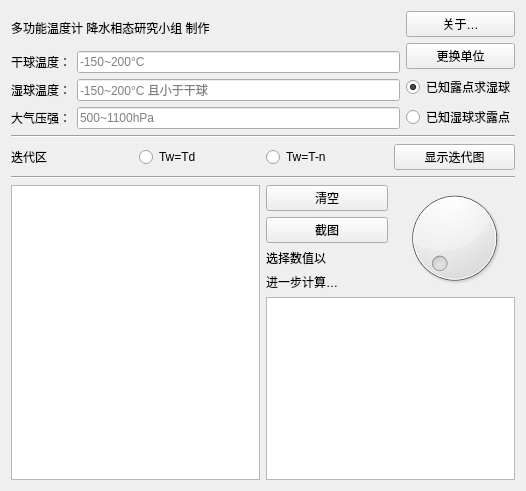
Before: the Qt Designer form calculator.ui in x1shang/Wetbulb-Calculator, drawn with Qt 5.
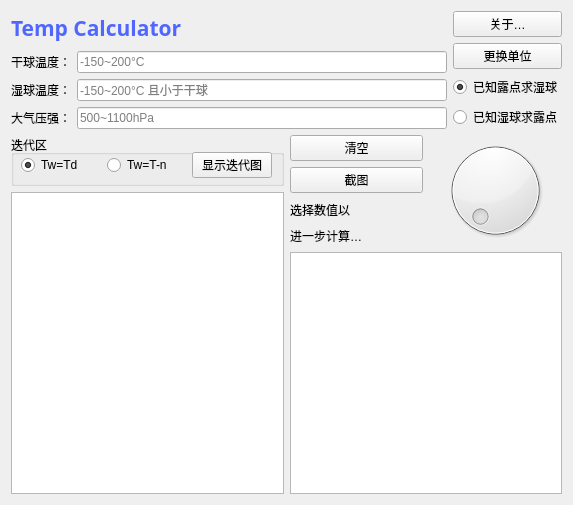
After: the same form once the commit is applied.

```diff
--- a/calculator.ui
+++ b/calculator.ui
@@ -6,8 +6,8 @@
    <rect>
     <x>0</x>
     <y>0</y>
-    <width>526</width>
-    <height>491</height>
+    <width>573</width>
+    <height>505</height>
    </rect>
   </property>
   <property name="windowTitle">
@@ -20,15 +20,32 @@
    <string notr="true">horizontalLayout_2:disabled { color: rgb(194, 194, 194) }
 </string>
   </property>
-  <layout class="QVBoxLayout" name="verticalLayout_8">
+  <layout class="QVBoxLayout" name="verticalLayout_9">
    <item>
     <layout class="QHBoxLayout" name="horizontalLayout_3">
      <item>
       <layout class="QVBoxLayout" name="verticalLayout_6">
        <item>
         <widget class="QLabel" name="label_7">
+         <property name="font">
+          <font>
+           <family>仿宋</family>
+           <pointsize>9</pointsize>
+           <weight>50</weight>
+           <italic>false</italic>
+           <bold>false</bold>
+          </font>
+         </property>
+         <property name="styleSheet">
+          <string notr="true">#label_7 {
+    color: rgb(80, 103, 255);         /* 文本颜色 */
+    font-size: 30px;     /* 字体大小 */
+    font-weight: bold;   /* 加粗效果 */
+	font: 9pt &quot;仿宋&quot;;
+}</string>
+         </property>
          <property name="text">
-          <string>多功能温度计 降水相态研究小组 制作         </string>
+          <string>&lt;html&gt;&lt;head/&gt;&lt;body&gt;&lt;p&gt;&lt;span style=&quot; font-size:16pt; font-weight:600;&quot;&gt;Temp Calculator&lt;/span&gt;&lt;/p&gt;&lt;/body&gt;&lt;/html&gt;</string>
          </property>
         </widget>
        </item>
@@ -134,6 +151,9 @@
          <property name="text">
           <string>已知湿球求露点</string>
          </property>
+         <property name="checked">
+          <bool>false</bool>
+         </property>
         </widget>
        </item>
       </layout>
@@ -141,28 +161,40 @@
     </layout>
    </item>
    <item>
-    <widget class="Line" name="line">
-     <property name="orientation">
-      <enum>Qt::Horizontal</enum>
-     </property>
-    </widget>
-   </item>
+    <layout class="QHBoxLayout" name="horizontalLayout_5">
    <item>
-    <layout class="QHBoxLayout" name="horizontalLayout_2">
+      <layout class="QVBoxLayout" name="verticalLayout_7">
      <item>
-      <widget class="QLabel" name="label_4">
-       <property name="text">
+        <widget class="QGroupBox" name="widget_iteration">
+         <property name="minimumSize">
+          <size>
+           <width>271</width>
+           <height>51</height>
+          </size>
+         </property>
+         <property name="title">
         <string>迭代区</string>
        </property>
-      </widget>
-     </item>
+         <widget class="QWidget" name="layoutWidget">
+          <property name="geometry">
+           <rect>
+            <x>10</x>
+            <y>10</y>
+            <width>251</width>
+            <height>41</height>
+           </rect>
+          </property>
+          <layout class="QHBoxLayout" name="horizontalLayout_2">
      <item>
       <widget class="QRadioButton" name="radioButton_3">
        <property name="text">
         <string>Tw=Td</string>
        </property>
        <property name="checkable">
-        <bool>false</bool>
+              <bool>true</bool>
+             </property>
+             <property name="checked">
+              <bool>true</bool>
        </property>
       </widget>
      </item>
@@ -172,7 +204,7 @@
         <string>Tw=T-n</string>
        </property>
        <property name="checkable">
-        <bool>false</bool>
+              <bool>true</bool>
        </property>
       </widget>
      </item>
@@ -184,21 +216,16 @@
       </widget>
      </item>
     </layout>
-   </item>
-   <item>
-    <widget class="Line" name="line_2">
-     <property name="orientation">
-      <enum>Qt::Horizontal</enum>
-     </property>
-    </widget>
-   </item>
-   <item>
-    <layout class="QHBoxLayout" name="horizontalLayout_5">
+         </widget>
+        </widget>
+       </item>
      <item>
       <widget class="QListView" name="listView"/>
      </item>
+      </layout>
+     </item>
      <item>
-      <layout class="QVBoxLayout" name="verticalLayout_7">
+      <layout class="QVBoxLayout" name="verticalLayout_8">
        <item>
         <layout class="QHBoxLayout" name="horizontalLayout_4">
          <item>
@@ -239,6 +266,12 @@
          </item>
          <item>
           <widget class="QDial" name="dial">
+           <property name="minimumSize">
+            <size>
+             <width>113</width>
+             <height>111</height>
+            </size>
+           </property>
            <property name="orientation">
             <enum>Qt::Horizontal</enum>
            </property>
@@ -247,7 +280,14 @@
         </layout>
        </item>
        <item>
-        <widget class="QListView" name="listView_2"/>
+        <widget class="QListView" name="listView_2">
+         <property name="minimumSize">
+          <size>
+           <width>217</width>
+           <height>152</height>
+          </size>
+         </property>
+        </widget>
        </item>
       </layout>
      </item>
```
Lines whose indentation alone changed are shown as unchanged.
